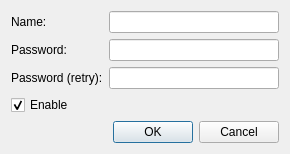
First picture: the form in source/router/ui/user_dialog.ui, repository dchapyshev/aspia, before the edit.
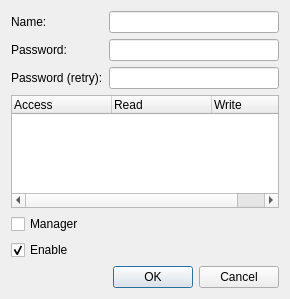
Second picture: the form after the edit.

Commit message: - Simplify access flags. - Added access items in UserDialog. - Other minor changes.

The edit to the form file:
```diff
--- a/source/router/ui/user_dialog.ui
+++ b/source/router/ui/user_dialog.ui
@@ -7,7 +7,7 @@
     <x>0</x>
     <y>0</y>
     <width>290</width>
-    <height>146</height>
+    <height>299</height>
    </rect>
   </property>
   <property name="windowTitle">
@@ -67,6 +67,35 @@
      </item>
     </layout>
    </item>
+   <item>
+    <widget class="QTreeWidget" name="tree_access">
+     <property name="indentation">
+      <number>0</number>
+     </property>
+     <column>
+      <property name="text">
+       <string>Access</string>
+      </property>
+     </column>
+     <column>
+      <property name="text">
+       <string>Read</string>
+      </property>
+     </column>
+     <column>
+      <property name="text">
+       <string>Write</string>
+      </property>
+     </column>
+    </widget>
+   </item>
+   <item>
+    <widget class="QCheckBox" name="checkbox_manager">
+     <property name="text">
+      <string>Manager</string>
+     </property>
+    </widget>
+   </item>
    <item>
     <widget class="QCheckBox" name="checkbox_enable">
      <property name="text">
```
The commit also changes 3 other files.
